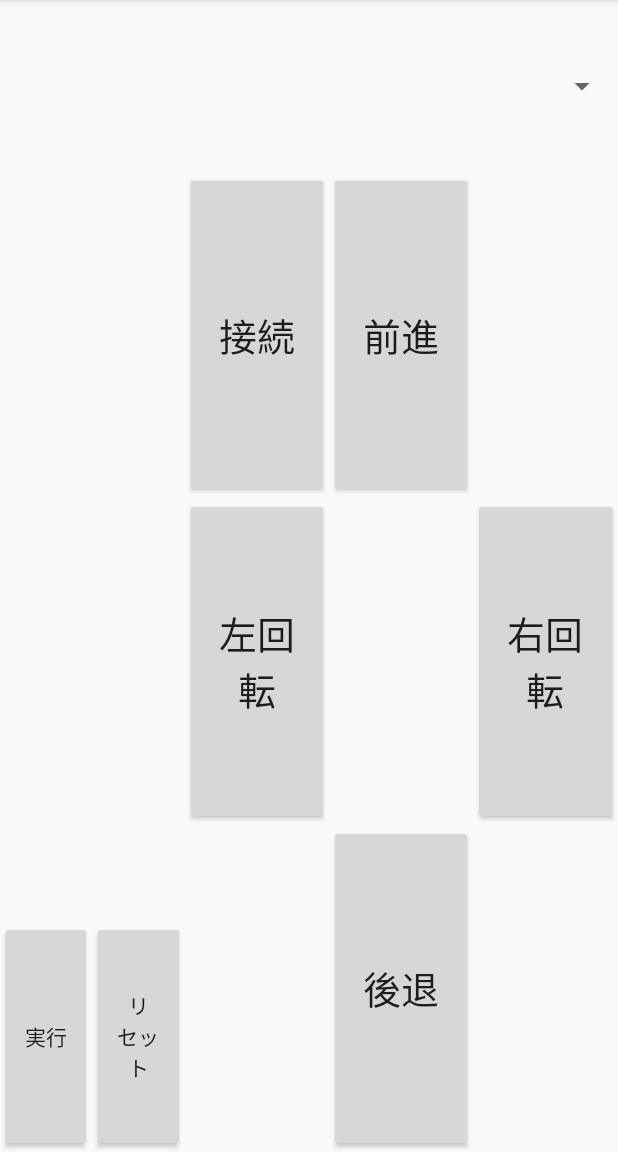
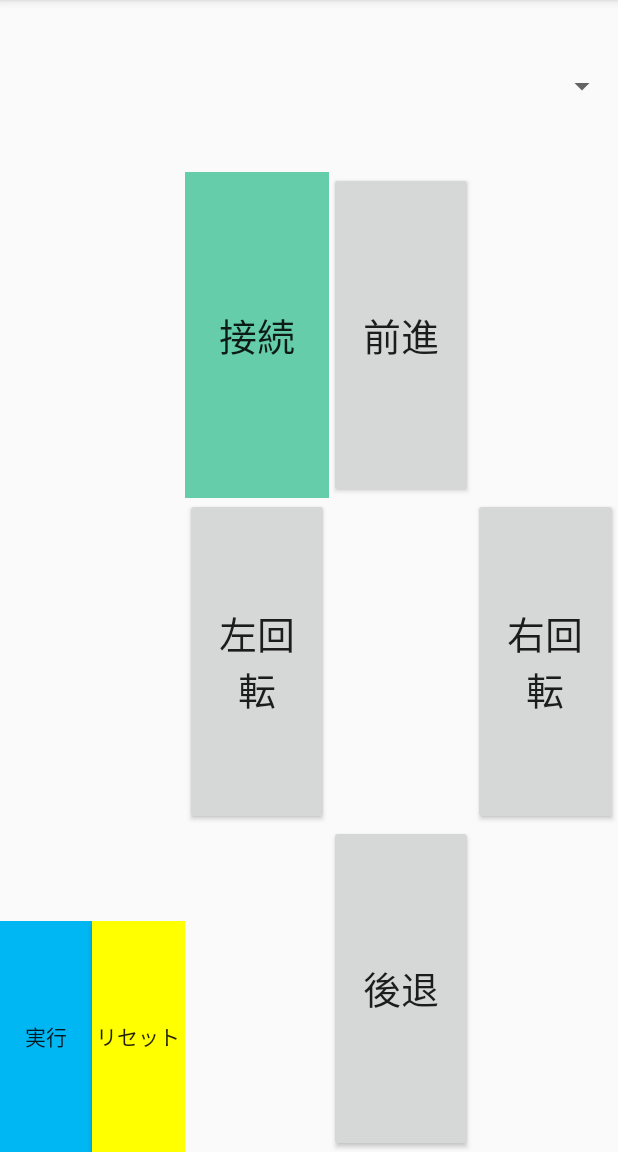
Before and after one commit to y-ogawara/EV3RemoteApp, an Android app: the MainActivity screen opened directly, with no data from a screen before it, on a phone screen of 412 x 824 dp, the part 84-1236 px from its top. Run offline under Robolectric (Android 15) with nearby library versions, the phone set to English and light mode, and no system bars.

Commit message:
ボタンの配色

```diff
--- a/app/src/main/res/layout/activity_main.xml
+++ b/app/src/main/res/layout/activity_main.xml
@@ -44,7 +44,8 @@
                         android:layout_height="match_parent"
                         android:onClick="command"
                         android:tag="run"
-                        android:text="実行" />
+                        android:text="実行"
+                        android:background="#00B6F3"/>
                 </LinearLayout>
 
                 <LinearLayout
@@ -57,7 +58,8 @@
                         android:layout_height="match_parent"
                         android:onClick="command"
                         android:tag="stop"
-                        android:text="停止" />
+                        android:text="停止"
+                        android:background="#ff0000"/>
                 </LinearLayout>
             </FrameLayout>
 
@@ -67,7 +69,8 @@
                 android:layout_height="match_parent"
                 android:onClick="command"
                 android:layout_weight="1"
-                android:text="リセット" />
+                android:text="リセット"
+                android:background="#ffff00"/>
         </LinearLayout>
     </LinearLayout>
 
@@ -112,7 +115,8 @@
                         android:layout_height="match_parent"
                         android:onClick="connect"
                         android:text="接続"
-                        android:textSize="25dp" />
+                        android:textSize="25dp"
+                        android:background="#66cdaa"/>
                 </LinearLayout>
 
                 <LinearLayout
```
